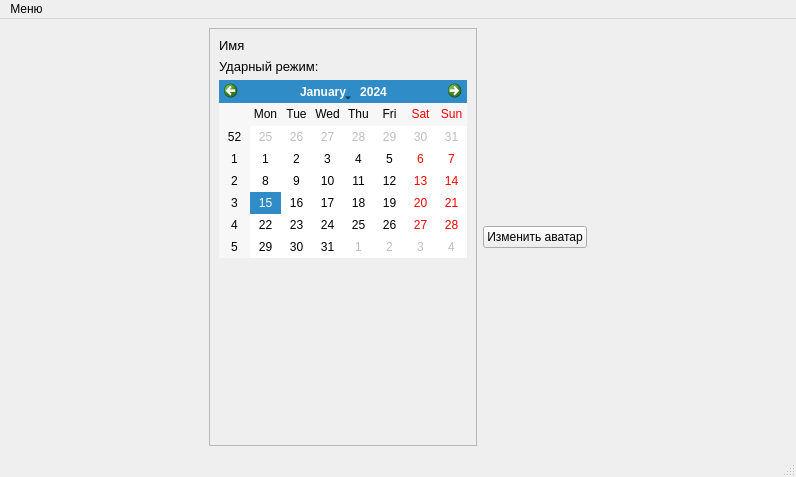
Qt form Data/Ui_files/Profile.ui (Dianats34559/Double-E) before a commit.
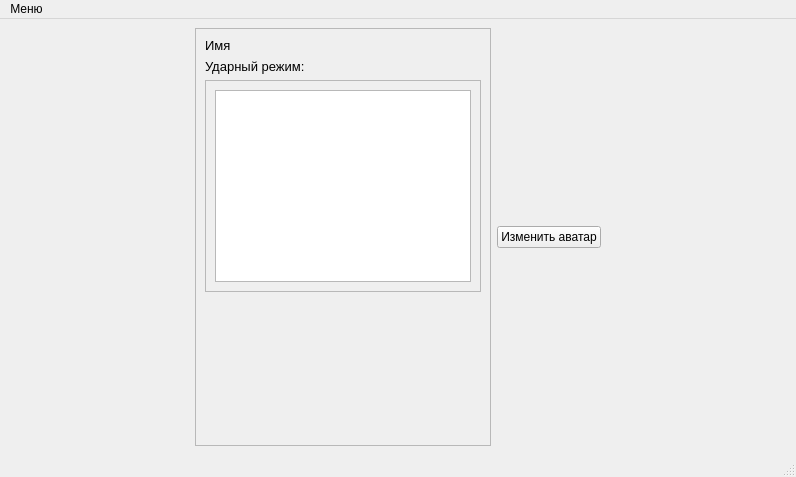
The same form after that commit. Icons and pictures are not drawn.

```diff
--- a/Data/Ui_files/Profile.ui
+++ b/Data/Ui_files/Profile.ui
@@ -68,7 +68,26 @@
         </widget>
        </item>
        <item>
-        <widget class="QCalendarWidget" name="calendarWidget"/>
+        <widget class="QScrollArea" name="scrollArea">
+         <property name="widgetResizable">
+          <bool>true</bool>
+         </property>
+         <widget class="QWidget" name="scrollAreaWidgetContents">
+          <property name="geometry">
+           <rect>
+            <x>0</x>
+            <y>0</y>
+            <width>129</width>
+            <height>148</height>
+           </rect>
+          </property>
+          <layout class="QVBoxLayout" name="verticalLayout_3">
+           <item>
+            <widget class="QTableView" name="progress_table"/>
+           </item>
+          </layout>
+         </widget>
+        </widget>
        </item>
        <item>
         <spacer name="verticalSpacer">
```
Left out of the diff: 10 changed lines with no effect on the pictures.
